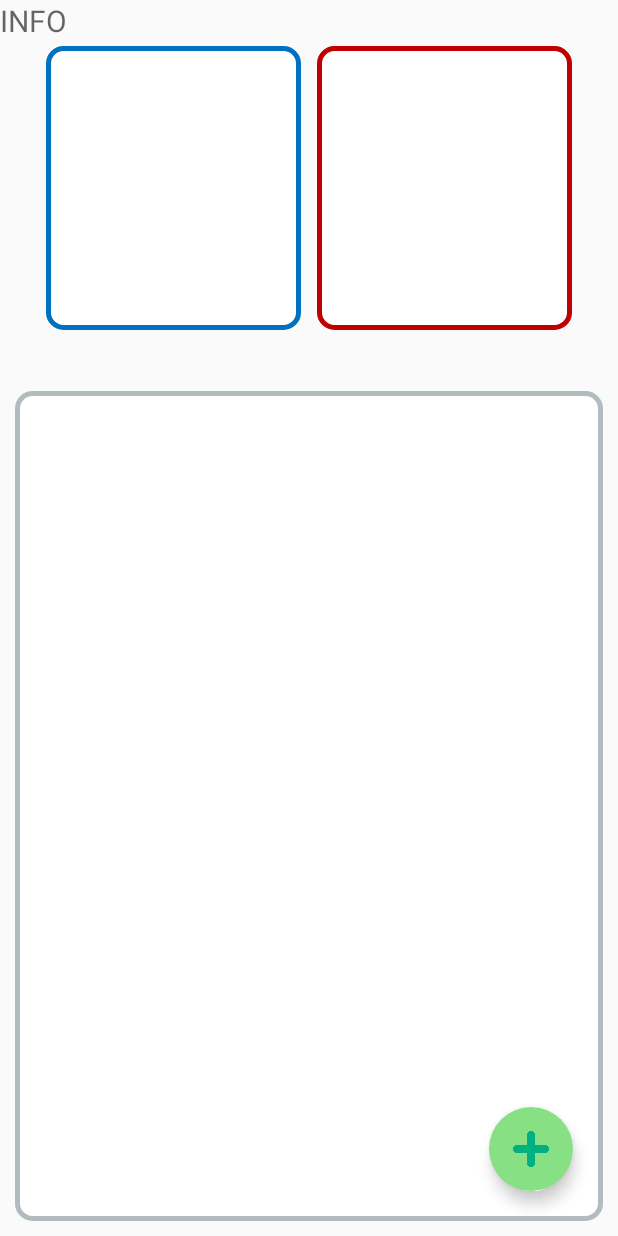
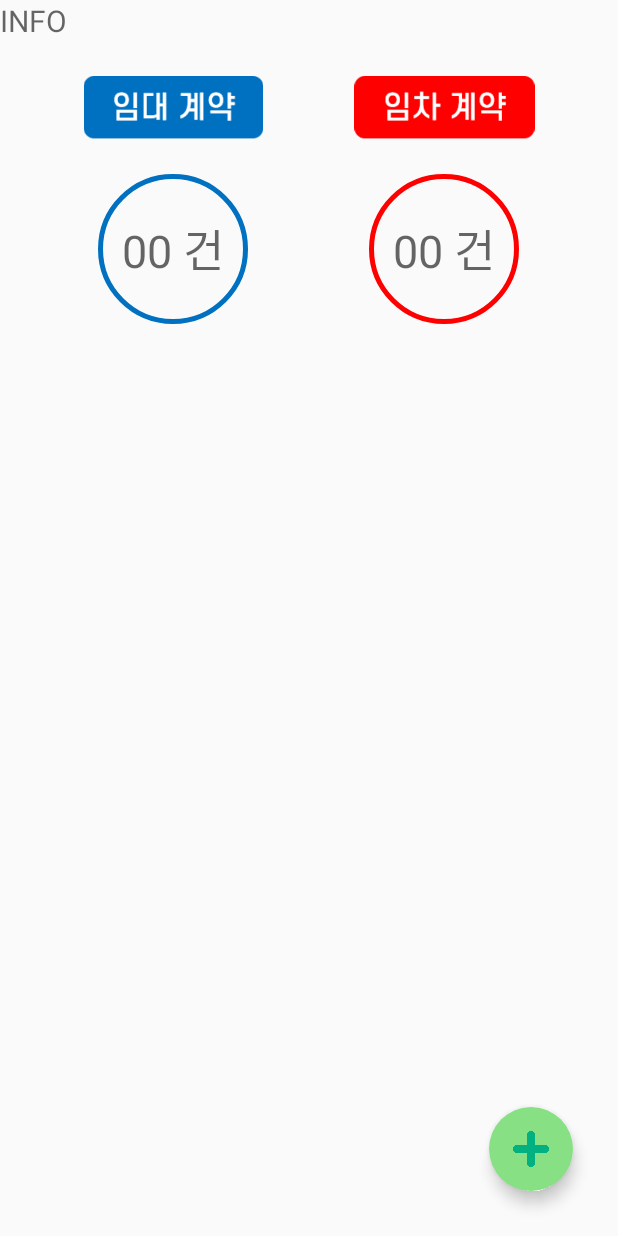
Before and after one commit to Shin-Chaeyeon/Dagapa, an Android app: the layout activity_main.xml on its own in the app's theme, with its tools: preview values and no code run, on a phone screen of 412 x 824 dp. Run offline under Robolectric (Android 15) with nearby library versions, the light colour scheme and no system bars; network calls fail.

```diff
--- a/front/app/src/main/res/layout/activity_main.xml
+++ b/front/app/src/main/res/layout/activity_main.xml
@@ -31,8 +31,38 @@
             android:layout_weight="1"
             android:layout_height="match_parent"
             android:orientation="vertical"
-            android:background="@drawable/round_borde_blue"
-            />
+            >
+
+            <ImageView
+                android:layout_width="wrap_content"
+                android:layout_height="45dp"
+                android:src="@drawable/lend"
+                android:layout_margin="20dp"
+                >
+            </ImageView>
+
+            <LinearLayout
+                android:layout_width="wrap_content"
+                android:layout_height="wrap_content"
+                android:background="@drawable/circle_blue"
+                android:orientation="vertical"
+                android:layout_gravity="center"
+                >
+
+                <TextView
+                    android:id="@+id/lend_view"
+                    android:layout_width="match_parent"
+                    android:layout_height="wrap_content"
+                    android:layout_weight="1"
+                    android:gravity="center"
+
+                    android:hint="00 건"
+                    android:textSize="30dp"
+                    android:textColor="#0070c0"/>
+            </LinearLayout>
+
+
+        </LinearLayout>
 
         <LinearLayout
             android:layout_margin="5dp"
@@ -40,8 +70,36 @@
             android:layout_weight="1"
             android:layout_height="match_parent"
             android:orientation="vertical"
-            android:background="@drawable/round_borde_red"
-            />
+            >
+
+            <ImageView
+                android:layout_width="wrap_content"
+                android:layout_height="45dp"
+                android:src="@drawable/borrow"
+                android:layout_margin="20dp"
+                />
+
+            <LinearLayout
+                android:layout_width="wrap_content"
+                android:layout_height="wrap_content"
+                android:background="@drawable/circle_red"
+                android:orientation="vertical"
+                android:layout_gravity="center"
+                >
+            <TextView
+                android:id="@+id/borrow_view"
+                android:layout_width="match_parent"
+                android:layout_height="wrap_content"
+                android:layout_weight="1"
+                android:gravity="center"
+
+                android:hint="00 건"
+                android:textSize="30dp"
+                android:textColor="#ff0000"
+                />
+
+            </LinearLayout>
+        </LinearLayout>
 
 
 
@@ -54,7 +112,6 @@
         android:layout_height="match_parent"
         android:orientation="vertical"
         android:layout_below="@id/top"
-        android:background="@drawable/round_border"
         android:layout_margin="10dp"
         >
 
```
Also changed, not shown: front/app/src/main/res/layout/contract_item.xml (+34 -0 lines).
